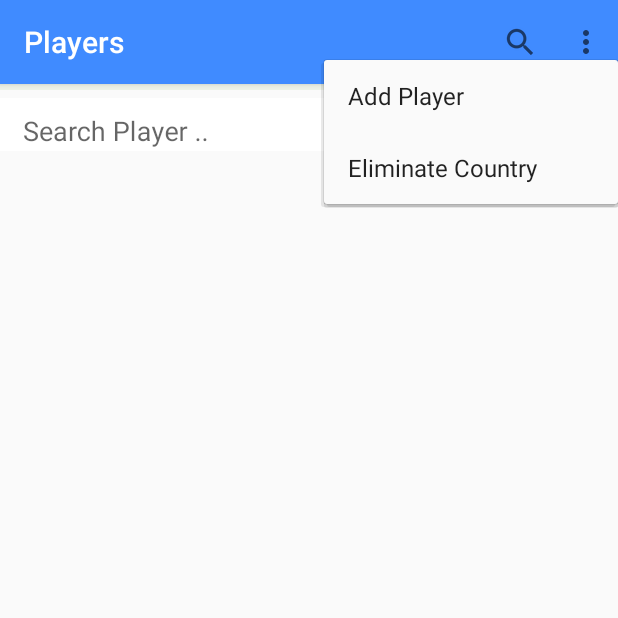
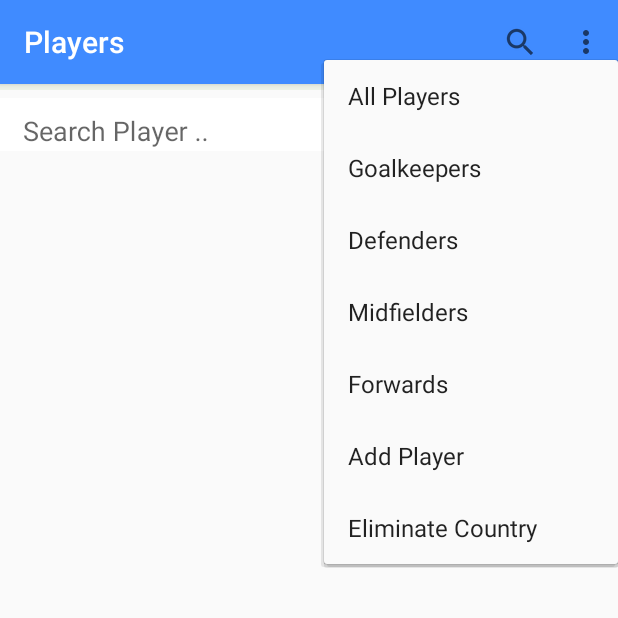
Before and after one commit to apurvsahay/GFF_ECFL, an Android app: the AdminActivity screen opened directly, with no data from a screen before it, after a tap on an icon or button, on a phone screen of 412 x 824 dp, the top half of it. Run offline under Robolectric (Android 15) with nearby library versions, the phone set to English and light mode, and no system bars; our stand-ins replace Firebase (no records; nobody signed in at launch, a user with empty details on screens opened directly); 1 other tap on this screen came first.

Commit message:
Players list updated with gk,mid,def,forwards

```diff
--- a/app/src/main/res/layout/activity_admin.xml
+++ b/app/src/main/res/layout/activity_admin.xml
@@ -28,7 +28,7 @@
 
             <!-- ToolBar widget -->
             <androidx.appcompat.widget.Toolbar
-                android:id="@+id/toolbar"
+                android:id="@+id/toolbarAdmin"
                 android:layout_width="match_parent"
                 android:layout_height="wrap_content"
                 android:background="#408bff"
@@ -57,7 +57,7 @@
                 android:layout_height="24dp"
                 android:layout_marginEnd="9dp"
                 app:layout_constraintBottom_toBottomOf="parent"
-                app:layout_constraintEnd_toEndOf="@+id/toolbar"
+                app:layout_constraintEnd_toEndOf="@+id/toolbarAdmin"
                 app:layout_constraintTop_toTopOf="parent"
                 app:srcCompat="@drawable/ic_baseline_more_vert_24"
                 android:onClick="showPopup"/>
--- a/app/src/main/res/menu/options_admin.xml
+++ b/app/src/main/res/menu/options_admin.xml
@@ -1,5 +1,15 @@
 <?xml version="1.0" encoding="utf-8"?>
 <menu xmlns:android="http://schemas.android.com/apk/res/android">
+    <item android:id="@+id/optionAllPlayers"
+        android:title="All Players" />
+    <item android:id="@+id/optionGoalkeepers"
+        android:title="Goalkeepers" />
+    <item android:id="@+id/optionDefenders"
+        android:title="Defenders" />
+    <item android:id="@+id/optionMidfielders"
+        android:title="Midfielders" />
+    <item android:id="@+id/optionForwards"
+        android:title="Forwards" />
     <item android:id="@+id/optionAddPlayer"
         android:title="Add Player" />
     <item android:id="@+id/optionEliminateCountry"
```
Also changed, not shown: app/src/main/java/com/example/gffecfl/AdminActivity.java (+88 -2 lines).
